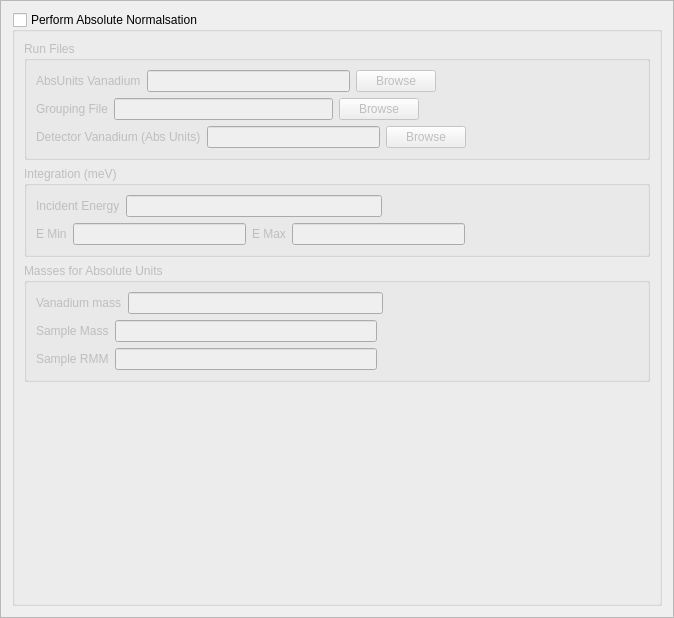
Above: Code/Mantid/scripts/Interface/ui/inelastic/dgs_absolute_units.ui from mantidproject/mantid before the change. Below: the same form after it.
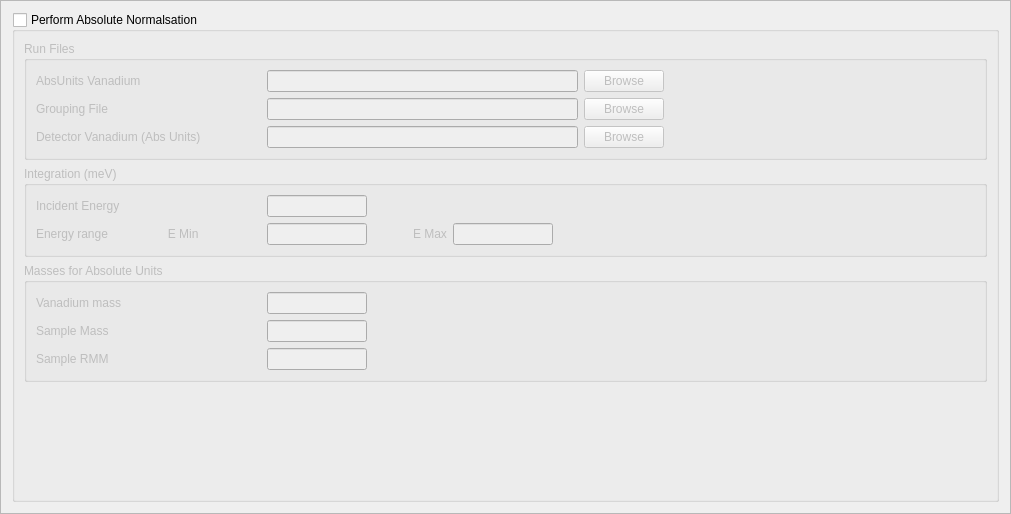
That is the form after the change.

Commit message: Re #5454 Make DGS UI prettier

Diff of the .ui file:
```diff
--- a/Code/Mantid/scripts/Interface/ui/inelastic/dgs_absolute_units.ui
+++ b/Code/Mantid/scripts/Interface/ui/inelastic/dgs_absolute_units.ui
@@ -6,8 +6,8 @@
    <rect>
     <x>0</x>
     <y>0</y>
-    <width>674</width>
-    <height>618</height>
+    <width>1011</width>
+    <height>514</height>
    </rect>
   </property>
   <property name="windowTitle">
@@ -42,6 +42,12 @@
           <layout class="QHBoxLayout" name="horizontalLayout">
            <item>
             <widget class="QLabel" name="absunits_van_label">
+             <property name="minimumSize">
+              <size>
+               <width>225</width>
+               <height>0</height>
+              </size>
+             </property>
              <property name="text">
               <string>AbsUnits Vanadium</string>
              </property>
@@ -76,6 +82,12 @@
           <layout class="QHBoxLayout" name="horizontalLayout_2">
            <item>
             <widget class="QLabel" name="grouping_file_label">
+             <property name="minimumSize">
+              <size>
+               <width>225</width>
+               <height>0</height>
+              </size>
+             </property>
              <property name="text">
               <string>Grouping File</string>
              </property>
@@ -110,6 +122,12 @@
           <layout class="QHBoxLayout" name="horizontalLayout_3">
            <item>
             <widget class="QLabel" name="absunits_detvan_label">
+             <property name="minimumSize">
+              <size>
+               <width>225</width>
+               <height>0</height>
+              </size>
+             </property>
              <property name="text">
               <string>Detector Vanadium (Abs Units)</string>
              </property>
@@ -153,13 +171,32 @@
           <layout class="QHBoxLayout" name="horizontalLayout_4">
            <item>
             <widget class="QLabel" name="ei_label">
+             <property name="minimumSize">
+              <size>
+               <width>225</width>
+               <height>0</height>
+              </size>
+             </property>
              <property name="text">
               <string>Incident Energy</string>
              </property>
             </widget>
            </item>
            <item>
-            <widget class="QLineEdit" name="ei_edit"/>
+            <widget class="QLineEdit" name="ei_edit">
+             <property name="sizePolicy">
+              <sizepolicy hsizetype="Fixed" vsizetype="Fixed">
+               <horstretch>0</horstretch>
+               <verstretch>0</verstretch>
+              </sizepolicy>
+             </property>
+             <property name="maximumSize">
+              <size>
+               <width>100</width>
+               <height>16777215</height>
+              </size>
+             </property>
+            </widget>
            </item>
            <item>
             <spacer name="horizontalSpacer_4">
@@ -180,13 +217,48 @@
           <layout class="QHBoxLayout" name="horizontalLayout_5">
            <item>
             <widget class="QLabel" name="emin_label">
+             <property name="minimumSize">
+              <size>
+               <width>225</width>
+               <height>0</height>
+              </size>
+             </property>
              <property name="text">
-              <string>E Min</string>
+              <string>Energy range                  E Min</string>
              </property>
             </widget>
            </item>
            <item>
-            <widget class="QLineEdit" name="emin_edit"/>
+            <widget class="QLineEdit" name="emin_edit">
+             <property name="sizePolicy">
+              <sizepolicy hsizetype="Fixed" vsizetype="Fixed">
+               <horstretch>0</horstretch>
+               <verstretch>0</verstretch>
+              </sizepolicy>
+             </property>
+             <property name="maximumSize">
+              <size>
+               <width>100</width>
+               <height>16777215</height>
+              </size>
+             </property>
+            </widget>
+           </item>
+           <item>
+            <spacer name="horizontalSpacer_9">
+             <property name="orientation">
+              <enum>Qt::Horizontal</enum>
+             </property>
+             <property name="sizeType">
+              <enum>QSizePolicy::Fixed</enum>
+             </property>
+             <property name="sizeHint" stdset="0">
+              <size>
+               <width>40</width>
+               <height>20</height>
+              </size>
+             </property>
+            </spacer>
            </item>
            <item>
             <widget class="QLabel" name="emax_label">
@@ -196,7 +268,20 @@
             </widget>
            </item>
            <item>
-            <widget class="QLineEdit" name="emax_edit"/>
+            <widget class="QLineEdit" name="emax_edit">
+             <property name="sizePolicy">
+              <sizepolicy hsizetype="Fixed" vsizetype="Fixed">
+               <horstretch>0</horstretch>
+               <verstretch>0</verstretch>
+              </sizepolicy>
+             </property>
+             <property name="maximumSize">
+              <size>
+               <width>100</width>
+               <height>16777215</height>
+              </size>
+             </property>
+            </widget>
            </item>
            <item>
             <spacer name="horizontalSpacer_5">
@@ -226,13 +311,26 @@
           <layout class="QHBoxLayout" name="horizontalLayout_6">
            <item>
             <widget class="QLabel" name="van_mass_label">
+             <property name="minimumSize">
+              <size>
+               <width>225</width>
+               <height>0</height>
+              </size>
+             </property>
              <property name="text">
               <string>Vanadium mass</string>
              </property>
             </widget>
            </item>
            <item>
-            <widget class="QLineEdit" name="van_mass_edit"/>
+            <widget class="QLineEdit" name="van_mass_edit">
+             <property name="maximumSize">
+              <size>
+               <width>100</width>
+               <height>16777215</height>
+              </size>
+             </property>
+            </widget>
            </item>
            <item>
             <spacer name="horizontalSpacer_6">
@@ -253,13 +351,32 @@
           <layout class="QHBoxLayout" name="horizontalLayout_7">
            <item>
             <widget class="QLabel" name="sample_mass_label">
+             <property name="minimumSize">
+              <size>
+               <width>225</width>
+               <height>0</height>
+              </size>
+             </property>
              <property name="text">
               <string>Sample Mass</string>
              </property>
             </widget>
            </item>
            <item>
-            <widget class="QLineEdit" name="sample_mass_edit"/>
+            <widget class="QLineEdit" name="sample_mass_edit">
+             <property name="minimumSize">
+              <size>
+               <width>0</width>
+               <height>0</height>
+              </size>
+             </property>
+             <property name="maximumSize">
+              <size>
+               <width>100</width>
+               <height>16777215</height>
+              </size>
+             </property>
+            </widget>
            </item>
            <item>
             <spacer name="horizontalSpacer_7">
@@ -280,13 +397,26 @@
           <layout class="QHBoxLayout" name="horizontalLayout_8">
            <item>
             <widget class="QLabel" name="sample_rmm_label">
+             <property name="minimumSize">
+              <size>
+               <width>225</width>
+               <height>0</height>
+              </size>
+             </property>
              <property name="text">
               <string>Sample RMM</string>
              </property>
             </widget>
            </item>
            <item>
-            <widget class="QLineEdit" name="sample_rmm_edit"/>
+            <widget class="QLineEdit" name="sample_rmm_edit">
+             <property name="maximumSize">
+              <size>
+               <width>100</width>
+               <height>16777215</height>
+              </size>
+             </property>
+            </widget>
            </item>
            <item>
             <spacer name="horizontalSpacer_8">
```
The commit also changes 7 other files.
